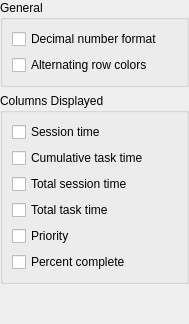
Qt form ktimetracker/cfgdisplay.ui (chusopr/kdepim-ktimetracker-akonadi) before a commit.
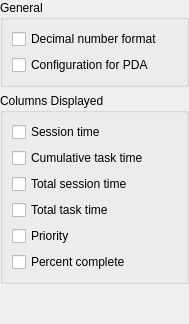
The same form after that commit.

Commit message: Allow configuration for a PDA

What changed in the file:
```diff
--- a/ktimetracker/cfgdisplay.ui
+++ b/ktimetracker/cfgdisplay.ui
@@ -38,7 +38,7 @@
       <item>
        <widget class="QCheckBox" name="kcfg_alternatingRowColors" >
         <property name="text" >
-         <string>Alternating row colors</string>
+         <string comment="Choose this if you have a touchscreen and your screen real estate is precious." >Configuration for PDA</string>
         </property>
        </widget>
       </item>
```
Left out of the diff: 20 changed lines with no effect on the pictures. The commit also changes 3 other files.
